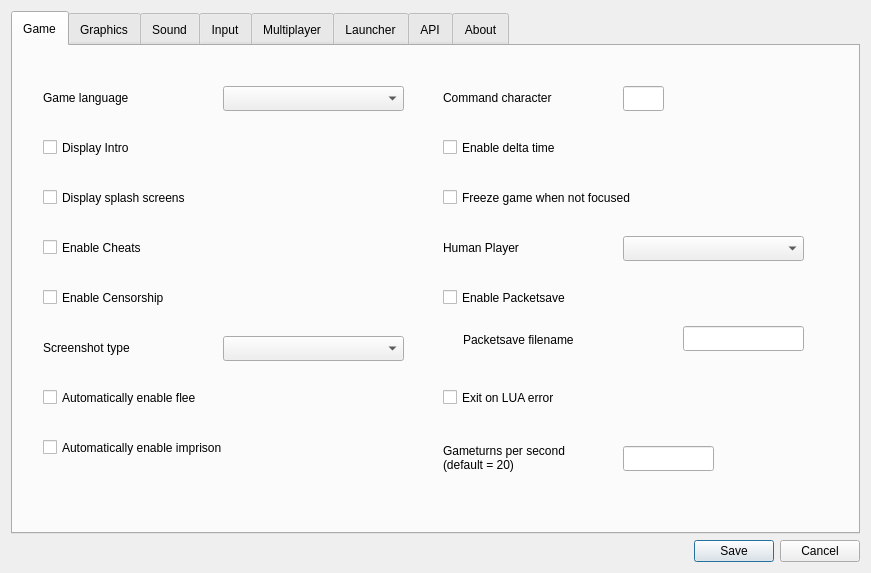
Before: the Qt Designer form ui/settingsdialog.ui in yani/keeperfx-launcher-qt, drawn with Qt 5.
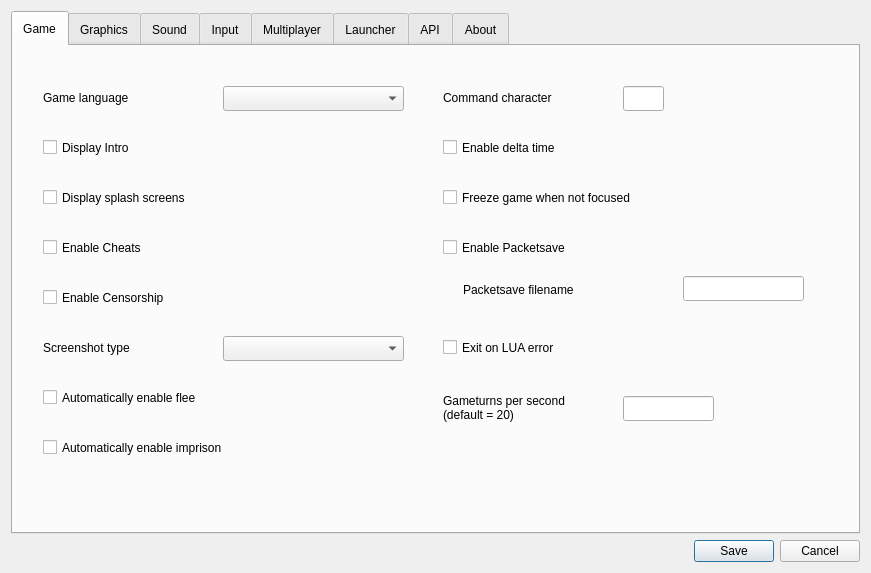
After: the same form once the commit is applied. Icons and pictures are not drawn.

Commit message: remove 'Human Player' configuration option

```diff
--- a/ui/settingsdialog.ui
+++ b/ui/settingsdialog.ui
@@ -164,7 +164,7 @@
        <property name="geometry">
         <rect>
          <x>430</x>
-         <y>396</y>
+         <y>346</y>
          <width>171</width>
          <height>31</height>
         </rect>
@@ -186,7 +186,7 @@
        <property name="geometry">
         <rect>
          <x>610</x>
-         <y>400</y>
+         <y>350</y>
          <width>91</width>
          <height>25</height>
         </rect>
@@ -284,44 +284,11 @@
         <string comment="Checkbox Toggle">Freeze game when not focused</string>
        </property>
       </widget>
-      <widget class="QLabel" name="labelHumanPlayer">
-       <property name="geometry">
-        <rect>
-         <x>430</x>
-         <y>193</y>
-         <width>171</width>
-         <height>17</height>
-        </rect>
-       </property>
-       <property name="font">
-        <font>
-         <family>Arial</family>
-        </font>
-       </property>
-       <property name="text">
-        <string comment="Dropdown Title Label">Human Player</string>
-       </property>
-      </widget>
-      <widget class="QComboBox" name="comboBoxHumanPlayer">
-       <property name="geometry">
-        <rect>
-         <x>610</x>
-         <y>190</y>
-         <width>181</width>
-         <height>25</height>
-        </rect>
-       </property>
-       <property name="font">
-        <font>
-         <family>Arial</family>
-        </font>
-       </property>
-      </widget>
       <widget class="QLabel" name="labelPacketSaveFileName">
        <property name="geometry">
         <rect>
          <x>450</x>
-         <y>285</y>
+         <y>235</y>
          <width>221</width>
          <height>17</height>
         </rect>
@@ -334,7 +301,7 @@
        <property name="geometry">
         <rect>
          <x>430</x>
-         <y>240</y>
+         <y>190</y>
          <width>361</width>
          <height>23</height>
         </rect>
@@ -347,7 +314,7 @@
        <property name="geometry">
         <rect>
          <x>670</x>
-         <y>280</y>
+         <y>230</y>
          <width>121</width>
          <height>25</height>
         </rect>
@@ -362,7 +329,7 @@
        <property name="geometry">
         <rect>
          <x>430</x>
-         <y>340</y>
+         <y>290</y>
          <width>321</width>
          <height>23</height>
         </rect>
```
The commit also changes 1 other file.
